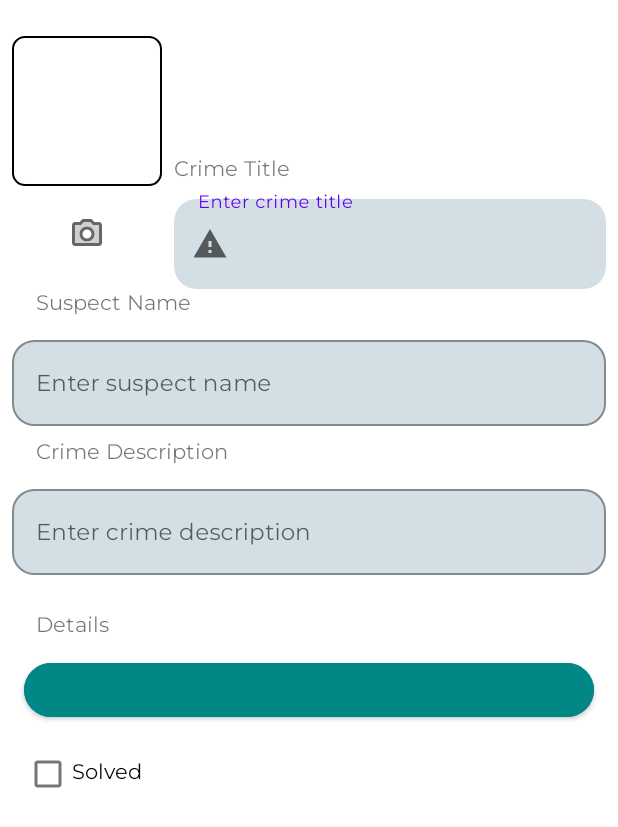
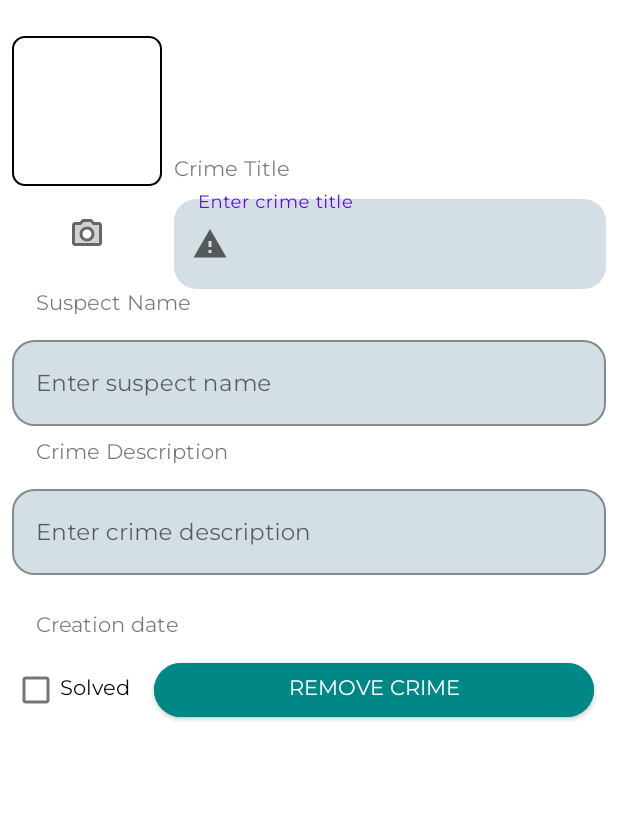
Before and after one commit to freeky92/CriminalIntent, an Android app: the fragment FragmentThree shown on its own in the app's theme, on a phone screen of 412 x 824 dp. Shown: the top 827 px of the screen. Run offline under Robolectric (Android 15) with nearby library versions, the phone set to English and light mode, and no system bars; network calls fail.

Commit message:
23.01.2022
+ bugs fixed

```diff
--- a/app/src/main/java/com/asurspace/criminalintent/ui/create_crime/CreateCrimeFragment.kt
+++ b/app/src/main/java/com/asurspace/criminalintent/ui/create_crime/CreateCrimeFragment.kt
@@ -42,7 +42,7 @@ class CreateCrimeFragment : Fragment(R.layout.create_crime_fragment) {
     }
 
     private fun restoreValue() {
-        binding.timeTv.text = dateFormat.format(Date())
+        binding.dateTv.text = dateFormat.format(Date())
     }
 
     private fun listenerInitialization() {
--- a/app/src/main/java/com/asurspace/criminalintent/ui/crimes_list/CrimesListFragment.kt
+++ b/app/src/main/java/com/asurspace/criminalintent/ui/crimes_list/CrimesListFragment.kt
@@ -60,16 +60,13 @@ class CrimesListFragment : Fragment(R.layout.crimes_list_fragment) {
     }
 
     private fun subscribeOnLiveData() {
-
         viewModel.crimeListLD.observe(viewLifecycleOwner, { crimes ->
             crimesRecyclerAdapter = CrimesRecyclerAdapter(crimes) { crime ->
                 sharedViewModel.setCrimeId(crime.id)
-
                 (activity as MainActivity).openFragment(CrimeFragment())
             }
             binding.crimeListRv.adapter = crimesRecyclerAdapter
         })
-
     }
 
     override fun onResume() {
--- a/app/src/main/java/com/asurspace/criminalintent/ui/crimes_list/CrimesListVM.kt
+++ b/app/src/main/java/com/asurspace/criminalintent/ui/crimes_list/CrimesListVM.kt
@@ -33,10 +33,8 @@ class CrimesListVM(private val crimeDB: CrimesRepository) : ViewModel(),
     override fun onStateChanged(source: LifecycleOwner, event: Lifecycle.Event) {
         when (event) {
             Lifecycle.Event.ON_CREATE -> {
-                getCrimeList()
             }
             Lifecycle.Event.ON_START -> {
-
             }
             Lifecycle.Event.ON_RESUME -> {
                 getCrimeList()
--- a/app/src/main/res/layout-land/crime_fragment.xml
+++ b/app/src/main/res/layout-land/crime_fragment.xml
@@ -127,41 +127,45 @@
         </com.google.android.material.textfield.TextInputLayout>
 
         <androidx.appcompat.widget.AppCompatTextView
-            android:id="@+id/time_tv"
+            android:id="@+id/date_tv"
             android:layout_width="wrap_content"
             android:layout_height="wrap_content"
             android:layout_marginStart="24dp"
             android:layout_marginTop="24dp"
-            android:text="@string/details"
+            android:text="@string/creation_date"
             app:layout_constraintStart_toStartOf="parent"
             app:layout_constraintTop_toBottomOf="@+id/crime_description_input" />
 
         <com.google.android.material.button.MaterialButton
-            android:id="@+id/update_tb"
+            android:id="@+id/remove_tb"
             style="@style/Widget.MaterialComponents.FloatingActionButton"
             android:layout_width="wrap_content"
             android:layout_height="wrap_content"
-            android:layout_marginStart="16dp"
-            android:layout_marginTop="8dp"
             android:layout_marginEnd="16dp"
             android:backgroundTint="@color/design_default_color_secondary_variant"
+            android:text="@string/remove_crime"
             android:textColor="@color/white"
             app:cornerRadius="30dp"
+
+            app:layout_constraintBottom_toBottomOf="@+id/checkbox_solved"
             app:layout_constraintEnd_toEndOf="parent"
-            app:layout_constraintStart_toStartOf="parent"
-            app:layout_constraintTop_toBottomOf="@+id/time_tv"
-            tools:ignore="TextContrastCheck"
-            tools:text="16:09:22 WED 17.01.2022" />
+            app:layout_constraintHorizontal_bias="0.40"
+            app:layout_constraintStart_toEndOf="@+id/checkbox_solved"
+            app:layout_constraintTop_toTopOf="@+id/checkbox_solved"
+            app:textAllCaps="true"
+            tools:ignore="TextContrastCheck" />
 
         <CheckBox
             android:id="@+id/checkbox_solved"
             android:layout_width="wrap_content"
             android:layout_height="wrap_content"
             android:layout_marginStart="16dp"
-            android:layout_marginTop="8dp"
+            android:layout_marginTop="16dp"
+            android:layout_marginBottom="16dp"
             android:text="@string/solved"
+            app:layout_constraintBottom_toBottomOf="parent"
             app:layout_constraintStart_toStartOf="parent"
-            app:layout_constraintTop_toBottomOf="@id/update_tb" />
+            app:layout_constraintTop_toBottomOf="@+id/date_tv" />
 
     </androidx.constraintlayout.widget.ConstraintLayout>
 
--- a/app/src/main/res/layout/crime_fragment.xml
+++ b/app/src/main/res/layout/crime_fragment.xml
@@ -116,48 +116,47 @@
         <com.google.android.material.textfield.TextInputEditText
             android:layout_width="match_parent"
             android:layout_height="wrap_content"
-            android:inputType="textMultiLine"
+            android:inputType="textLongMessage"
             android:textSize="15sp"
             tools:ignore="TextContrastCheck" />
 
     </com.google.android.material.textfield.TextInputLayout>
 
     <androidx.appcompat.widget.AppCompatTextView
-        android:id="@+id/time_tv"
+        android:id="@+id/date_tv"
         android:layout_width="wrap_content"
         android:layout_height="wrap_content"
         android:layout_marginStart="24dp"
         android:layout_marginTop="24dp"
-        android:text="@string/details"
+        android:text="@string/creation_date"
         app:layout_constraintStart_toStartOf="parent"
         app:layout_constraintTop_toBottomOf="@+id/crime_description_input" />
 
     <com.google.android.material.button.MaterialButton
-        android:id="@+id/update_tb"
+        android:id="@+id/remove_tb"
         style="@style/Widget.MaterialComponents.FloatingActionButton"
         android:layout_width="0dp"
         android:layout_height="wrap_content"
-        android:layout_marginStart="16dp"
-        android:layout_marginTop="8dp"
-        android:layout_marginEnd="16dp"
+        android:layout_margin="16dp"
         android:backgroundTint="@color/design_default_color_secondary_variant"
+        android:text="@string/remove_crime"
+        android:textAllCaps="true"
         android:textColor="@color/white"
         app:cornerRadius="30dp"
+        app:layout_constraintBottom_toBottomOf="@+id/checkbox_solved"
         app:layout_constraintEnd_toEndOf="parent"
-        app:layout_constraintStart_toStartOf="parent"
-        app:layout_constraintTop_toBottomOf="@+id/time_tv"
-        tools:ignore="TextContrastCheck"
-        tools:text="16:09:22 WED 17.01.2022" />
+        app:layout_constraintStart_toEndOf="@+id/checkbox_solved"
+        app:layout_constraintTop_toTopOf="@+id/checkbox_solved"
+        tools:ignore="TextContrastCheck" />
 
     <CheckBox
         android:id="@+id/checkbox_solved"
         android:layout_width="wrap_content"
         android:layout_height="wrap_content"
-        android:layout_marginStart="16dp"
-        android:layout_marginTop="8dp"
+        android:layout_margin="8dp"
         android:text="@string/solved"
         app:layout_constraintStart_toStartOf="parent"
-        app:layout_constraintTop_toBottomOf="@id/update_tb" />
+        app:layout_constraintTop_toBottomOf="@+id/date_tv" />
 
 
 </androidx.constraintlayout.widget.ConstraintLayout>
--- a/app/src/main/res/values/strings.xml
+++ b/app/src/main/res/values/strings.xml
@@ -3,7 +3,8 @@
     <string name="add_item">Add item</string>
     <string name="show_subtitle">SHOW SUBTITLE</string>
     <string name="enter_crime_title">Enter crime title</string>
-    <string name="details">Details</string>
+    <string name="creation_date">Creation date</string>
+    <string name="creation_date_plus">Creation date:\t</string>
     <string name="details_plus">Details:\t</string>
     <string name="crime_text">Crime</string>
     <string name="crime_title">Crime Title</string>
@@ -18,5 +19,7 @@
     <string name="list">List</string>
     <string name="msg_crime_created">Crime created!</string>
     <string name="msg_crime_updated">Crime updated!</string>
+    <string name="msg_crime_removed">Crime removed!</string>
     <string name="update">Update</string>
+    <string name="remove_crime">Remove crime</string>
 </resources>
```
Also changed, not shown: app/src/main/java/com/asurspace/criminalintent/App.kt (added, +8 -0 lines), app/src/main/java/com/asurspace/criminalintent/ui/CrimesRecyclerAdapter.kt (+15 -19 lines), app/src/main/java/com/asurspace/criminalintent/ui/crime/CrimeFragment.kt (+4 -6 lines), app/src/main/java/com/asurspace/criminalintent/ui/crime/CrimeVM.kt (+16 -11 lines), app/src/main/res/layout/create_crime_fragment.xml (+8 -7 lines), app/src/main/res/layout/crimes_list_fragment.xml (+3 -17 lines), app/src/main/res/layout/recycler_crimes_item.xml (+18 -4 lines).
